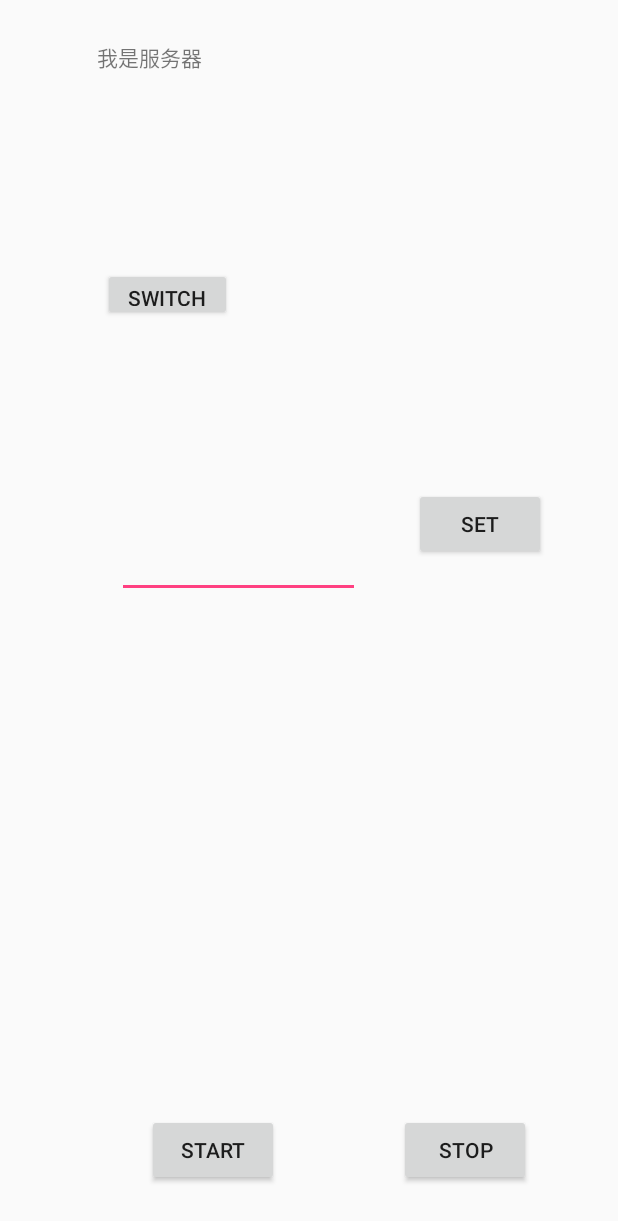
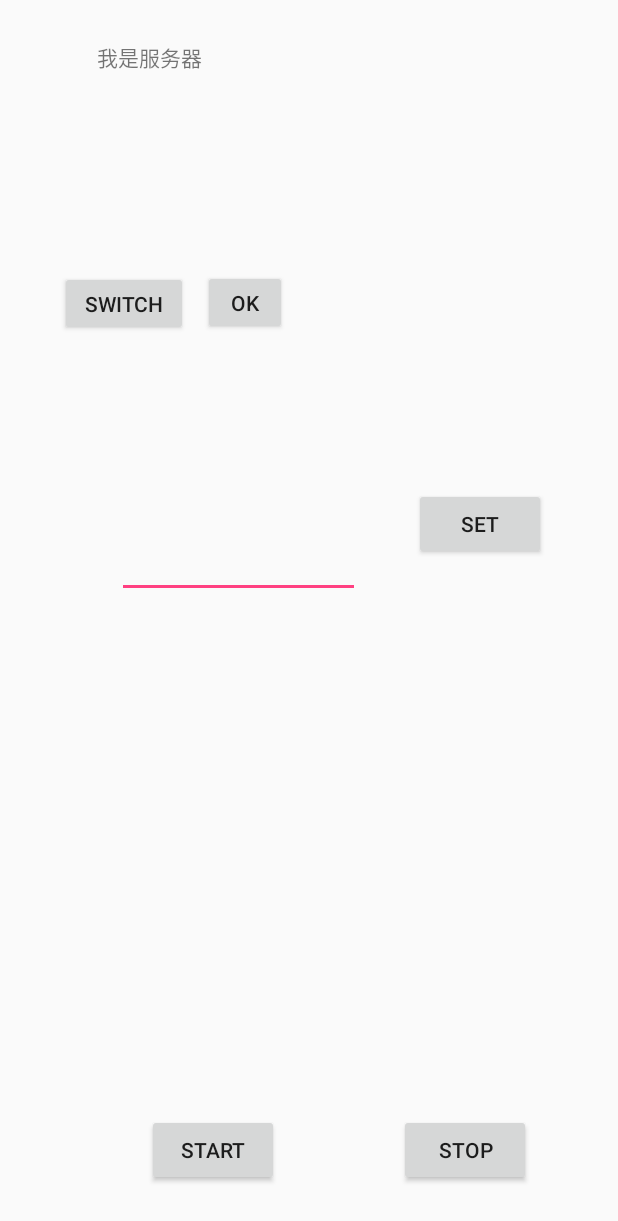
Before and after one commit to faioo/myAcc, an Android app: the screen it shows after launch (MainActivity), on a phone screen of 412 x 824 dp. Shown: the top 1221 px of the screen. Run offline under Robolectric (Android 15) with nearby library versions, the light colour scheme and no system bars.

Commit message:
BUG修订

```diff
--- a/app/src/main/java/com/example/faioo/myacc/MainActivity.java
+++ b/app/src/main/java/com/example/faioo/myacc/MainActivity.java
@@ -45,6 +45,7 @@ public class MainActivity extends Activity  {
     Button btnStop;
     Button btnSetting;
     Button btnSwitch;
+    Button btnThread;
     TextView contentRead;
     EditText editText;
     //设置开关，运行期不可设置时间
@@ -117,23 +118,7 @@ public class MainActivity extends Activity  {
                 }
             }
         };
-        if (server_or_client) {
-            //服务器端代码
-            //WifiManager wifiManager = (WifiManager) this.getSystemService(Context.WIFI_SERVICE);
-            //WifiInfo wifiInfo = wifiManager.getConnectionInfo();
-            //String IPAddress = intToIp(wifiInfo.getIpAddress());
-            //show.setText(IPAddress);
-            mServerThread = new ServerThread(PORT, mHandler);
-            new Thread(mServerThread).start();
-        }
-        else {
-            //客户端代码
-            DhcpInfo dhcpinfo = wifiManager.getDhcpInfo();
-            final String serverAddress = intToIp(dhcpinfo.serverAddress);
-            contentRead.setText(serverAddress);
-            mClientThread = new ClientThread(serverAddress, mHandler);
-            new Thread(mClientThread).start();
-        }
+
     }
 
     //所有申请的权限
@@ -173,6 +158,7 @@ public class MainActivity extends Activity  {
         btnSetting = (Button) findViewById(R.id.btnSetting);
         editText = (EditText)findViewById(R.id.editText);
         btnSwitch = (Button) findViewById(R.id.btnSwitch);
+        btnThread = (Button) findViewById(R.id.btnThread);
         print_current_status();
         btnStart.setOnClickListener(new View.OnClickListener() {
             //String[] strings= {"http://img.doooor.com/img/forum/201412/05/220220e93j9j809wcwz9hb.jpg"};
@@ -186,6 +172,7 @@ public class MainActivity extends Activity  {
                     if( server_or_client )
                     {
                         mServerThread.revHandler.sendMessage(msg);
+                        Log.d("fai","send start1");
                         start_sensor();
                     }
                     else
@@ -252,6 +239,28 @@ public class MainActivity extends Activity  {
             public void onClick(View view) {
                 server_or_client = !server_or_client;
                 print_current_status();
+            }
+        });
+        btnThread.setOnClickListener(new View.OnClickListener(){
+            @Override
+            public void onClick(View view) {
+                if (server_or_client) {
+                    //服务器端代码
+                    //WifiManager wifiManager = (WifiManager) this.getSystemService(Context.WIFI_SERVICE);
+                    //WifiInfo wifiInfo = wifiManager.getConnectionInfo();
+                    //String IPAddress = intToIp(wifiInfo.getIpAddress());
+                    //show.setText(IPAddress);
+                    mServerThread = new ServerThread(PORT, mHandler);
+                    new Thread(mServerThread).start();
+                }
+                else {
+                    //客户端代码
+                    DhcpInfo dhcpinfo = wifiManager.getDhcpInfo();
+                    final String serverAddress = intToIp(dhcpinfo.serverAddress);
+                    contentRead.setText(serverAddress);
+                    mClientThread = new ClientThread(serverAddress, mHandler);
+                    new Thread(mClientThread).start();
+                }
             }
         });
     }
@@ -356,8 +365,8 @@ public class MainActivity extends Activity  {
         z.setText("Z: " + f[2]);
         try {
             //Toast.makeText(MainActivity.this,"文件写入中...",Toast.LENGTH_SHORT).show();
-            contentWrite.setText("");
-            contentWrite.setText("文件写入中...");
+            //contentWrite.setText("");
+            //contentWrite.setText("文件写入中...");
             contentRead.setText("Playing...");
             FileOutputStream out = new FileOutputStream(file, true);
             out.write((f[0] + "\t" + f[1] + "\t" + f[2] + "\n").getBytes());
@@ -369,7 +378,7 @@ public class MainActivity extends Activity  {
         count++;
         if (count == countSize) {
             sm.unregisterListener(myAccelerometerListener);
-            contentWrite.setText("");
+            //contentWrite.setText("");
             contentRead.setText("时间到，已保存文件！");
             //刷新文件目录缓存，使得PC端也可以看到数据
             MediaScannerConnection.scanFile(this, new String[] { file.getAbsolutePath() }, null, null);
@@ -459,7 +468,7 @@ public class MainActivity extends Activity  {
         tag_lineAcc = false;
         tag_acc = false;
         tag_g = false;
-        contentWrite.setText("");
+        //contentWrite.setText("");
         contentRead.setText("手动停止,已保存文件！");
         Toast.makeText(MainActivity.this,"stop！.",Toast.LENGTH_SHORT).show();
     }
--- a/app/src/main/res/layout/activity_main.xml
+++ b/app/src/main/res/layout/activity_main.xml
@@ -130,18 +130,34 @@
 
     <Button
         android:id="@+id/btnSwitch"
-        android:layout_width="86dp"
-        android:layout_height="35dp"
+        android:layout_width="85dp"
+        android:layout_height="43dp"
         android:layout_marginBottom="8dp"
         android:layout_marginLeft="8dp"
         android:layout_marginRight="8dp"
         android:layout_marginTop="8dp"
         android:text="switch"
         app:layout_constraintBottom_toBottomOf="parent"
-        app:layout_constraintHorizontal_bias="0.195"
+        app:layout_constraintHorizontal_bias="0.104"
         app:layout_constraintLeft_toLeftOf="parent"
         app:layout_constraintRight_toRightOf="parent"
         app:layout_constraintTop_toTopOf="parent"
-        app:layout_constraintVertical_bias="0.221" />
+        app:layout_constraintVertical_bias="0.226" />
+
+    <Button
+        android:id="@+id/btnThread"
+        android:layout_width="56dp"
+        android:layout_height="43dp"
+        android:layout_marginBottom="8dp"
+        android:layout_marginLeft="8dp"
+        android:layout_marginRight="8dp"
+        android:layout_marginTop="8dp"
+        android:text="OK"
+        app:layout_constraintBottom_toBottomOf="parent"
+        app:layout_constraintHorizontal_bias="0.375"
+        app:layout_constraintLeft_toLeftOf="parent"
+        app:layout_constraintRight_toRightOf="parent"
+        app:layout_constraintTop_toTopOf="parent"
+        app:layout_constraintVertical_bias="0.225" />
 
 </android.support.constraint.ConstraintLayout>
```
Also changed, not shown: app/src/main/java/com/example/faioo/myacc/ClientThread.java (+15 -2 lines), app/src/main/java/com/example/faioo/myacc/ServerThread.java (+15 -1 lines).
